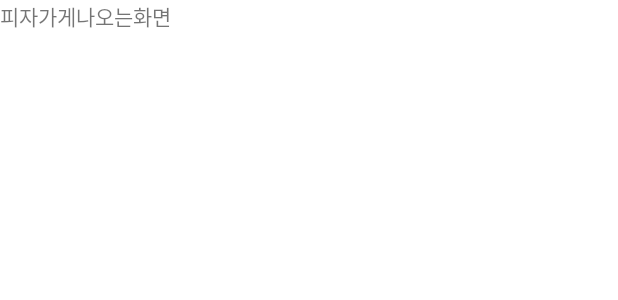
After one commit to dqwdd/PizzaOrderApp_2021-08-25-9_39-home, an Android app: the layout fragment_pizza_store_list.xml on its own in the app's theme, with its tools: preview values and no code run, on a phone screen of 412 x 824 dp. The commit adds this screen. Shown: the top 300 px of the screen. Run offline under Robolectric (Android 15) with nearby library versions, the phone set to English and light mode, and no system bars.

Commit message:
프레그먼트 생성 후 PizzaStoreListFragment.kt좀 조정

```diff
--- a/app/src/main/AndroidManifest.xml
+++ b/app/src/main/AndroidManifest.xml
@@ -10,6 +10,12 @@
         android:supportsRtl="true"
         android:theme="@style/Theme.PizzaOrderApp_202108259_39home">
         <activity
+            android:name=".fragments.PizzaStoreListFragment"
+            android:exported="true" />
+        <activity
+            android:name=".fragments.MyProfileFragment"
+            android:exported="true" />
+        <activity
             android:name=".MainActivity"
             android:exported="true">
             <intent-filter>
--- /dev/null
+++ b/app/src/main/res/layout/fragment_pizza_store_list.xml
@@ -0,0 +1,13 @@
+<?xml version="1.0" encoding="utf-8"?>
+<LinearLayout xmlns:android="http://schemas.android.com/apk/res/android"
+    android:layout_width="match_parent"
+    android:layout_height="match_parent"
+    android:orientation="vertical"
+    android:gravity="center">
+
+    <TextView
+        android:layout_width="match_parent"
+        android:layout_height="match_parent"
+        android:text="피자가게나오는화면"/>
+
+</LinearLayout>
```
Also changed, not shown: app/src/main/java/com/example/pizzaorderapp_2021_08_25_9_39_home/MainActivity.kt (+9 -0 lines), app/src/main/java/com/example/pizzaorderapp_2021_08_25_9_39_home/adapters/MainViewPagerAdapter.kt (added, +20 -0 lines), app/src/main/java/com/example/pizzaorderapp_2021_08_25_9_39_home/fragments/MyProfileFragment.kt (added, +18 -0 lines), app/src/main/java/com/example/pizzaorderapp_2021_08_25_9_39_home/fragments/PizzaStoreListFragment.kt (added, +23 -0 lines), app/src/main/res/layout/activity_main.xml (+12 -3 lines), app/src/main/res/layout/fragment_myprofilefragment.xml (added, +8 -0 lines).
